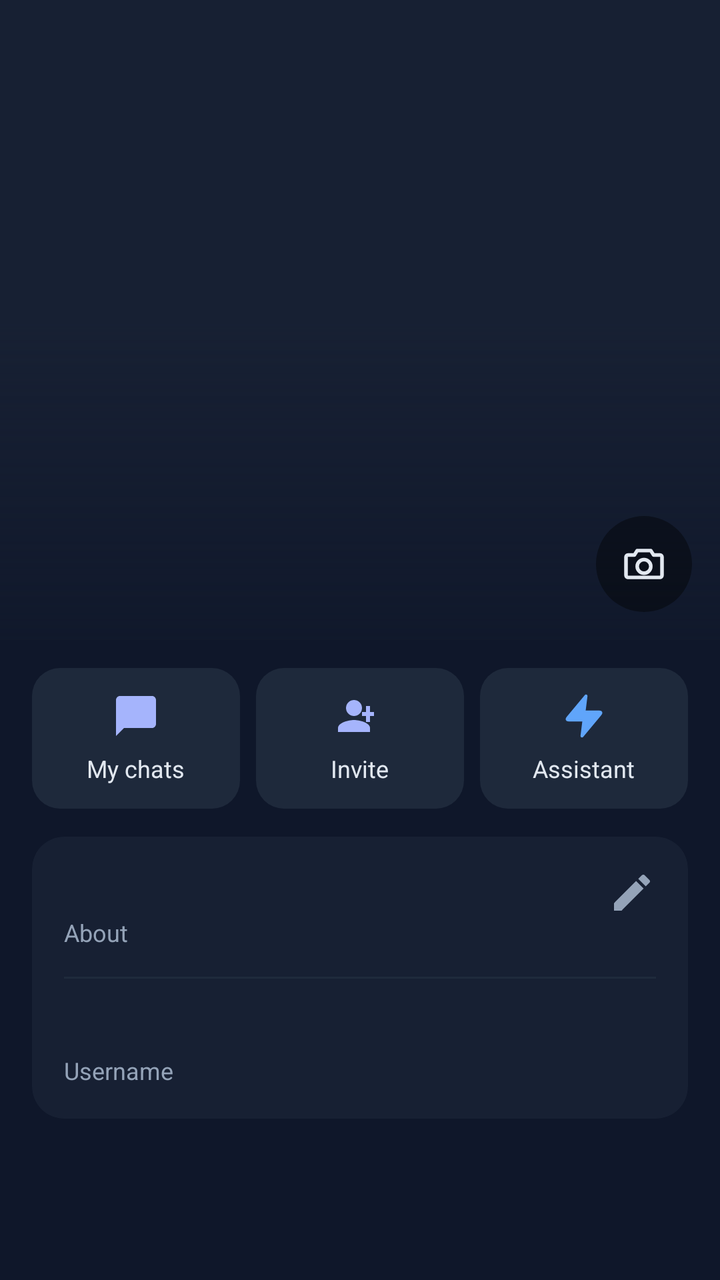
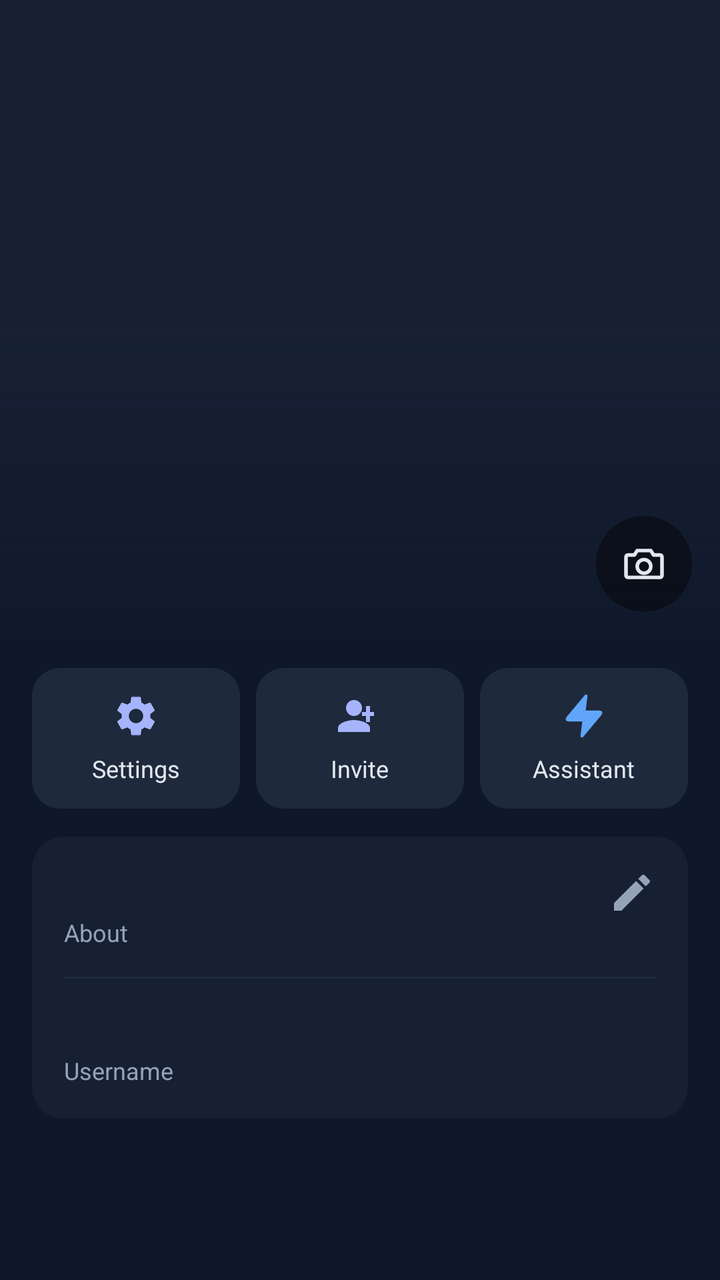

The first picture is an Android layout as it rendered before a commit; the second is the same layout after the commit. The layout source and the unified diff follow.
<!-- AndroidManifest.xml: application theme Theme.UnlimitedPossibilities12 -->
<!-- res/layout/fragment_profile.xml -->
<?xml version="1.0" encoding="utf-8"?>
<androidx.core.widget.NestedScrollView
    xmlns:android="http://schemas.android.com/apk/res/android"
    xmlns:app="http://schemas.android.com/apk/res-auto"
    android:id="@+id/profile_scroll"
    android:layout_width="match_parent"
    android:layout_height="match_parent"
    android:background="#0F172A"
    android:fillViewport="true">

    <androidx.constraintlayout.widget.ConstraintLayout
        android:layout_width="match_parent"
        android:layout_height="wrap_content"
        android:paddingBottom="88dp">

        
        <FrameLayout
            android:id="@+id/avatar_card"
            android:layout_width="0dp"
            android:layout_height="320dp"
            app:layout_constraintTop_toTopOf="parent"
            app:layout_constraintStart_toStartOf="parent"
            app:layout_constraintEnd_toEndOf="parent">

            <ImageView
                android:id="@+id/avatar_image_view"
                android:layout_width="match_parent"
                android:layout_height="match_parent"
                android:background="#172033"
                android:scaleType="centerCrop"
                android:contentDescription="My avatar" />

            
            <TextView
                android:id="@+id/avatar_text_view"
                android:layout_width="match_parent"
                android:layout_height="match_parent"
                android:gravity="center"
                android:textSize="96sp"
                android:textStyle="bold"
                android:textColor="#E2E8F0"
                android:visibility="gone" />

            <View
                android:layout_width="match_parent"
                android:layout_height="160dp"
                android:layout_gravity="bottom"
                android:background="@drawable/bg_header_scrim" />

            <LinearLayout
                android:id="@+id/username_container"
                android:layout_width="match_parent"
                android:layout_height="wrap_content"
                android:layout_gravity="bottom"
                android:orientation="vertical"
                android:paddingStart="20dp"
                android:paddingEnd="76dp"
                android:paddingBottom="18dp">

                <TextView
                    android:id="@+id/username_text_view"
                    android:layout_width="wrap_content"
                    android:layout_height="wrap_content"
                    android:ellipsize="end"
                    android:maxLines="1"
                    android:textSize="26sp"
                    android:textStyle="bold"
                    android:textColor="#FFFFFF"
                    android:shadowColor="#80000000"
                    android:shadowDx="0"
                    android:shadowDy="1"
                    android:shadowRadius="6" />

                <LinearLayout
                    android:layout_width="wrap_content"
                    android:layout_height="wrap_content"
                    android:layout_marginTop="2dp"
                    android:gravity="center_vertical"
                    android:orientation="horizontal">

                    <View
                        android:id="@+id/status_indicator"
                        android:layout_width="8dp"
                        android:layout_height="8dp"
                        android:layout_marginEnd="6dp"
                        android:background="@drawable/circle_green"
                        android:visibility="gone" />

                    <TextView
                        android:id="@+id/status_text_view"
                        android:layout_width="wrap_content"
                        android:layout_height="wrap_content"
                        android:textSize="14sp"
                        android:textColor="#CBD5E1" />
                </LinearLayout>
            </LinearLayout>

            
            <ImageView
                android:id="@+id/avatar_input_button"
                android:layout_width="48dp"
                android:layout_height="48dp"
                android:layout_gravity="bottom|end"
                android:layout_margin="14dp"
                android:background="@drawable/bg_header_button"
                android:clickable="true"
                android:focusable="true"
                android:contentDescription="@string/select_avatar"
                android:padding="12dp"
                android:scaleType="fitCenter"
                android:src="@drawable/ic_camera_outline"
                app:tint="#E2E8F0" />
        </FrameLayout>

        
        <LinearLayout
            android:id="@+id/actions_row"
            android:layout_width="0dp"
            android:layout_height="wrap_content"
            android:layout_marginTop="14dp"
            android:orientation="horizontal"
            android:paddingHorizontal="12dp"
            app:layout_constraintTop_toBottomOf="@id/avatar_card"
            app:layout_constraintStart_toStartOf="parent"
            app:layout_constraintEnd_toEndOf="parent">

            <LinearLayout
                android:id="@+id/personal_chats_button"
                android:layout_width="0dp"
                android:layout_height="wrap_content"
                android:layout_weight="1"
                android:layout_marginHorizontal="4dp"
                android:background="@drawable/bg_profile_tile"
                android:clickable="true"
                android:focusable="true"
                android:gravity="center"
                android:orientation="vertical"
                android:paddingVertical="12dp">

                <ImageView
                    android:layout_width="24dp"
                    android:layout_height="24dp"
                    android:src="@drawable/ic_group_chats"
                    android:contentDescription="@string/tile_my_chats"
                    app:tint="#A5B4FC" />

                <TextView
                    android:layout_width="wrap_content"
                    android:layout_height="wrap_content"
                    android:layout_marginTop="6dp"
                    android:text="@string/tile_my_chats"
                    android:textSize="12sp"
                    android:textColor="#E2E8F0" />
            </LinearLayout>

            <LinearLayout
                android:id="@+id/invite_tile"
                android:layout_width="0dp"
                android:layout_height="wrap_content"
                android:layout_weight="1"
                android:layout_marginHorizontal="4dp"
                android:background="@drawable/bg_profile_tile"
                android:clickable="true"
                android:focusable="true"
                android:gravity="center"
                android:orientation="vertical"
                android:paddingVertical="12dp">

                <ImageView
                    android:layout_width="24dp"
                    android:layout_height="24dp"
                    android:src="@drawable/ic_group_add"
                    android:contentDescription="@string/tile_invite"
                    app:tint="#A5B4FC" />

                <TextView
                    android:layout_width="wrap_content"
                    android:layout_height="wrap_content"
                    android:layout_marginTop="6dp"
                    android:text="@string/tile_invite"
                    android:textSize="12sp"
                    android:textColor="#E2E8F0" />
            </LinearLayout>

            <LinearLayout
                android:id="@+id/assistant_tile"
                android:layout_width="0dp"
                android:layout_height="wrap_content"
                android:layout_weight="1"
                android:layout_marginHorizontal="4dp"
                android:background="@drawable/bg_profile_tile"
                android:clickable="true"
                android:focusable="true"
                android:gravity="center"
                android:orientation="vertical"
                android:paddingVertical="12dp">

                <ImageView
                    android:layout_width="24dp"
                    android:layout_height="24dp"
                    android:src="@drawable/ic_assistant_molnia"
                    android:contentDescription="@string/tile_assistant" />

                <TextView
                    android:layout_width="wrap_content"
                    android:layout_height="wrap_content"
                    android:layout_marginTop="6dp"
                    android:text="@string/tile_assistant"
                    android:textSize="12sp"
                    android:textColor="#E2E8F0" />
            </LinearLayout>
        </LinearLayout>

        
        <androidx.cardview.widget.CardView
            android:id="@+id/bio_card"
            android:layout_width="0dp"
            android:layout_height="wrap_content"
            android:layout_marginHorizontal="16dp"
            android:layout_marginTop="14dp"
            app:cardBackgroundColor="#172033"
            app:cardCornerRadius="16dp"
            app:cardElevation="0dp"
            app:layout_constraintTop_toBottomOf="@id/actions_row"
            app:layout_constraintStart_toStartOf="parent"
            app:layout_constraintEnd_toEndOf="parent">

            <LinearLayout
                android:layout_width="match_parent"
                android:layout_height="wrap_content"
                android:orientation="vertical"
                android:padding="16dp">

                <LinearLayout
                    android:layout_width="match_parent"
                    android:layout_height="wrap_content"
                    android:baselineAligned="false"
                    android:orientation="horizontal">

                    <LinearLayout
                        android:layout_width="0dp"
                        android:layout_height="wrap_content"
                        android:layout_weight="1"
                        android:orientation="vertical">

                        <TextView
                            android:id="@+id/bio_text_view"
                            android:layout_width="match_parent"
                            android:layout_height="wrap_content"
                            android:textSize="16sp"
                            android:textColor="#E2E8F0" />

                        <TextView
                            android:id="@+id/bio_title"
                            android:layout_width="wrap_content"
                            android:layout_height="wrap_content"
                            android:layout_marginTop="2dp"
                            android:text="@string/profile_about"
                            android:textSize="12sp"
                            android:textColor="#94A3B8" />
                    </LinearLayout>

                    <ImageView
                        android:id="@+id/bio_edit_icon"
                        android:layout_width="24dp"
                        android:layout_height="24dp"
                        android:background="?attr/selectableItemBackgroundBorderless"
                        android:clickable="true"
                        android:focusable="true"
                        android:contentDescription="Edit"
                        android:src="@drawable/ic_edit"
                        app:tint="#94A3B8" />
                </LinearLayout>

                <View
                    android:layout_width="match_parent"
                    android:layout_height="1dp"
                    android:layout_marginVertical="14dp"
                    android:background="#1F2A3C" />

                <TextView
                    android:id="@+id/username_handle"
                    android:layout_width="match_parent"
                    android:layout_height="wrap_content"
                    android:textSize="16sp"
                    android:textColor="#E2E8F0" />

                <TextView
                    android:layout_width="wrap_content"
                    android:layout_height="wrap_content"
                    android:layout_marginTop="2dp"
                    android:text="@string/profile_username"
                    android:textSize="12sp"
                    android:textColor="#94A3B8" />
            </LinearLayout>
        </androidx.cardview.widget.CardView>

        
        <LinearLayout
            android:id="@+id/current_user_buttons"
            android:layout_width="0dp"
            android:layout_height="wrap_content"
            android:orientation="horizontal"
            android:visibility="gone"
            app:layout_constraintTop_toBottomOf="@id/bio_card"
            app:layout_constraintStart_toStartOf="parent"
            app:layout_constraintEnd_toEndOf="parent">

            <com.google.android.material.button.MaterialButton
                android:id="@+id/update_button"
                android:layout_width="wrap_content"
                android:layout_height="wrap_content"
                android:text="@string/update_profile"
                android:visibility="gone" />
        </LinearLayout>
    </androidx.constraintlayout.widget.ConstraintLayout>
</androidx.core.widget.NestedScrollView>
<!-- resources referenced by this layout -->
<resources>
  <!-- drawable bg_header_button (drawable) -->
  <?xml version="1.0" encoding="utf-8"?>
  <shape xmlns:android="http://schemas.android.com/apk/res/android"
      android:shape="oval">
      <solid android:color="#66000000" />
  </shape>
  <!-- drawable bg_header_scrim (drawable) -->
  <?xml version="1.0" encoding="utf-8"?>
  <shape xmlns:android="http://schemas.android.com/apk/res/android">
      <gradient
          android:angle="90"
          android:startColor="#E60F172A"
          android:centerColor="#730F172A"
          android:endColor="#000F172A" />
  </shape>
  <!-- drawable bg_profile_tile (drawable) -->
  <?xml version="1.0" encoding="utf-8"?>
  <ripple xmlns:android="http://schemas.android.com/apk/res/android"
      android:color="#334155">
      <item>
          <shape android:shape="rectangle">
              <solid android:color="#1E293B" />
              <corners android:radius="14dp" />
          </shape>
      </item>
  </ripple>
  <!-- drawable circle_green (drawable) -->
  <?xml version="1.0" encoding="utf-8"?>
  <shape xmlns:android="http://schemas.android.com/apk/res/android"
      android:shape="oval">
      <solid android:color="#00FF00" /> 
      <size
          android:width="16dp"
          android:height="16dp" />
  </shape>
  <!-- drawable ic_edit (drawable) -->
  <vector xmlns:android="http://schemas.android.com/apk/res/android"
      android:width="24dp"
      android:height="24dp"
      android:viewportWidth="24"
      android:viewportHeight="24"
      android:tint="#94A3B8">
  
      <path
          android:fillColor="#94A3B8"
          android:pathData="M3,17.25V21h3.75L17.81,9.94l-3.75-3.75L3,17.25zM20.71,7.04c0.39-0.39,0.39-1.02,0-1.41l-2.34-2.34c-0.39-0.39-1.02-0.39-1.41,0l-1.83,1.83 3.75,3.75 1.83-1.83z"/>
  </vector>
  <!-- drawable ic_group_chats (drawable) -->
  <vector xmlns:android="http://schemas.android.com/apk/res/android"
      android:width="24dp"
      android:height="24dp"
      android:viewportWidth="24"
      android:viewportHeight="24">
      <path
          android:fillColor="#FFFFFF"
          android:pathData="M20,2H4C2.9,2 2,2.9 2,4L2,22L6,18L20,18C21.1,18 22,17.1 22,16L22,4C22,2.9 21.1,2 20,2Z"/>
  </vector>
  <string name="profile_about">About</string>
  <string name="profile_username">Username</string>
  <string name="select_avatar">Select New Avatar</string>
  <string name="tile_assistant">Assistant</string>
  <string name="tile_invite">Invite</string>
  <string name="tile_my_chats">My chats</string>
  <string name="update_profile">Update Profile</string>
  <style name="Theme.UnlimitedPossibilities12" parent="Base.Theme.UnlimitedPossibilities12" />
  <style name="Base.Theme.UnlimitedPossibilities12" parent="Theme.Material3.DayNight.NoActionBar">
          
          
      </style>
  <!-- unchanged entries left out for length: 3 -->
</resources>

<!-- the commit's change to res/layout/fragment_profile.xml (unified diff, before → after) -->
@@ -125,7 +125,7 @@
             app:layout_constraintEnd_toEndOf="parent">
 
             <LinearLayout
-                android:id="@+id/personal_chats_button"
+                android:id="@+id/settings_tile"
                 android:layout_width="0dp"
                 android:layout_height="wrap_content"
                 android:layout_weight="1"
@@ -140,15 +140,15 @@
                 <ImageView
                     android:layout_width="24dp"
                     android:layout_height="24dp"
-                    android:src="@drawable/ic_group_chats"
-                    android:contentDescription="@string/tile_my_chats"
+                    android:src="@drawable/ic_settings"
+                    android:contentDescription="@string/tile_settings"
                     app:tint="#A5B4FC" />
 
                 <TextView
                     android:layout_width="wrap_content"
                     android:layout_height="wrap_content"
                     android:layout_marginTop="6dp"
-                    android:text="@string/tile_my_chats"
+                    android:text="@string/tile_settings"
                     android:textSize="12sp"
                     android:textColor="#E2E8F0" />
             </LinearLayout>
<!-- resource entries referenced after the edit -->
@@ -47,22 +47,24 @@
           android:fillColor="#94A3B8"
           android:pathData="M3,17.25V21h3.75L17.81,9.94l-3.75-3.75L3,17.25zM20.71,7.04c0.39-0.39,0.39-1.02,0-1.41l-2.34-2.34c-0.39-0.39-1.02-0.39-1.41,0l-1.83,1.83 3.75,3.75 1.83-1.83z"/>
   </vector>
-  <!-- drawable ic_group_chats (drawable) -->
+  <!-- drawable ic_settings (drawable) -->
+  <?xml version="1.0" encoding="utf-8"?>
   <vector xmlns:android="http://schemas.android.com/apk/res/android"
       android:width="24dp"
       android:height="24dp"
       android:viewportWidth="24"
-      android:viewportHeight="24">
+      android:viewportHeight="24"
+      android:tint="#FFFFFF">
       <path
           android:fillColor="#FFFFFF"
-          android:pathData="M20,2H4C2.9,2 2,2.9 2,4L2,22L6,18L20,18C21.1,18 22,17.1 22,16L22,4C22,2.9 21.1,2 20,2Z"/>
+          android:pathData="M19.14,12.94c0.04,-0.3 0.06,-0.61 0.06,-0.94c0,-0.32 -0.02,-0.64 -0.07,-0.94l2.03,-1.58c0.18,-0.14 0.23,-0.41 0.12,-0.61l-1.92,-3.32c-0.12,-0.22 -0.37,-0.29 -0.59,-0.22l-2.39,0.96c-0.5,-0.38 -1.03,-0.7 -1.62,-0.94L14.4,2.81c-0.04,-0.24 -0.24,-0.41 -0.48,-0.41h-3.84c-0.24,0 -0.43,0.17 -0.47,0.41L9.25,5.35C8.66,5.59 8.12,5.92 7.63,6.29L5.24,5.33c-0.22,-0.08 -0.47,0 -0.59,0.22L2.74,8.87C2.62,9.08 2.66,9.34 2.86,9.48l2.03,1.58C4.84,11.36 4.8,11.69 4.8,12s0.02,0.64 0.07,0.94l-2.03,1.58c-0.18,0.14 -0.23,0.41 -0.12,0.61l1.92,3.32c0.12,0.22 0.37,0.29 0.59,0.22l2.39,-0.96c0.5,0.38 1.03,0.7 1.62,0.94l0.36,2.54c0.05,0.24 0.24,0.41 0.48,0.41h3.84c0.24,0 0.44,-0.17 0.47,-0.41l0.36,-2.54c0.59,-0.24 1.13,-0.56 1.62,-0.94l2.39,0.96c0.22,0.08 0.47,0 0.59,-0.22l1.92,-3.32c0.12,-0.22 0.07,-0.47 -0.12,-0.61L19.14,12.94zM12,15.6c-1.98,0 -3.6,-1.62 -3.6,-3.6s1.62,-3.6 3.6,-3.6s3.6,1.62 3.6,3.6S13.98,15.6 12,15.6z" />
   </vector>
   <string name="profile_about">About</string>
   <string name="profile_username">Username</string>
   <string name="select_avatar">Select New Avatar</string>
   <string name="tile_assistant">Assistant</string>
   <string name="tile_invite">Invite</string>
-  <string name="tile_my_chats">My chats</string>
+  <string name="tile_settings">Settings</string>
   <string name="update_profile">Update Profile</string>
   <style name="Theme.UnlimitedPossibilities12" parent="Base.Theme.UnlimitedPossibilities12" />
   <style name="Base.Theme.UnlimitedPossibilities12" parent="Theme.Material3.DayNight.NoActionBar">
